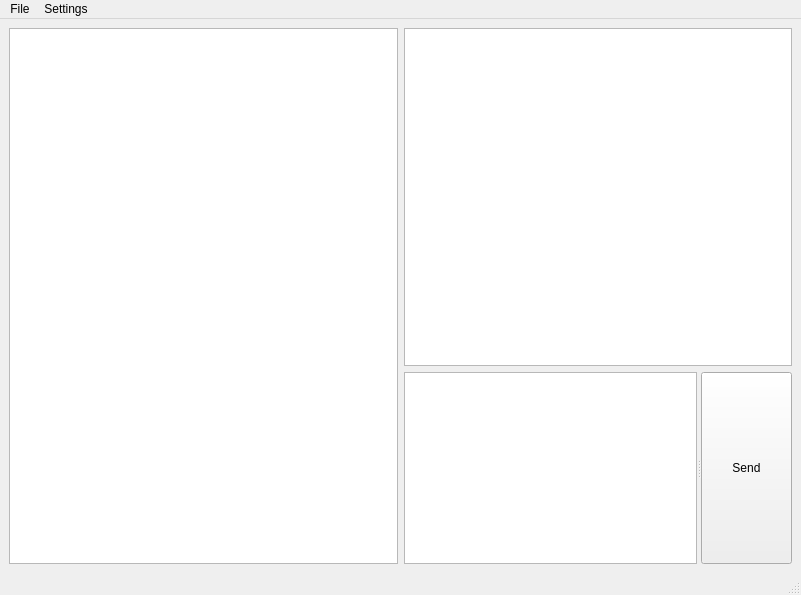
Qt form untitled.ui (hugofragata/secure-chat) before a commit.
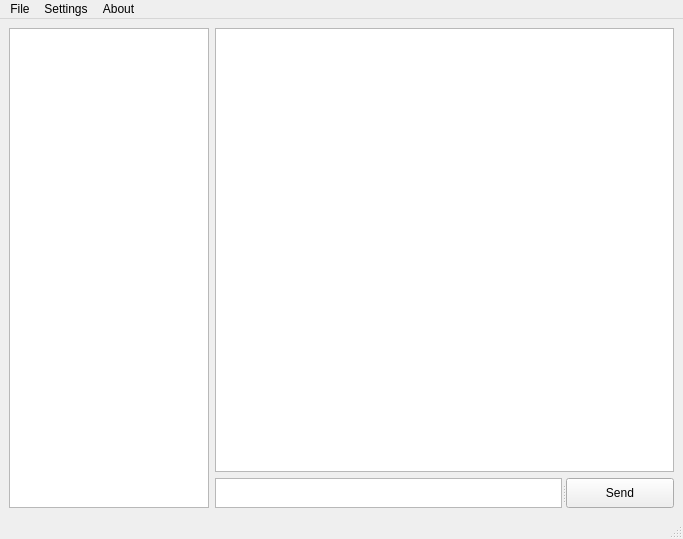
The same form after that commit.

Diff of the .ui file:
```diff
--- a/untitled.ui
+++ b/untitled.ui
@@ -6,8 +6,8 @@
    <rect>
     <x>0</x>
     <y>0</y>
-    <width>801</width>
-    <height>595</height>
+    <width>683</width>
+    <height>539</height>
    </rect>
   </property>
   <property name="windowTitle">
@@ -16,7 +16,32 @@
   <widget class="QWidget" name="centralwidget">
    <layout class="QHBoxLayout" name="horizontalLayout">
     <item>
-     <widget class="QListView" name="listView"/>
+     <widget class="QListView" name="listView">
+      <property name="sizePolicy">
+       <sizepolicy hsizetype="MinimumExpanding" vsizetype="Expanding">
+        <horstretch>1</horstretch>
+        <verstretch>0</verstretch>
+       </sizepolicy>
+      </property>
+      <property name="minimumSize">
+       <size>
+        <width>100</width>
+        <height>0</height>
+       </size>
+      </property>
+      <property name="maximumSize">
+       <size>
+        <width>200</width>
+        <height>16777215</height>
+       </size>
+      </property>
+      <property name="sizeIncrement">
+       <size>
+        <width>1</width>
+        <height>0</height>
+       </size>
+      </property>
+     </widget>
     </item>
     <item>
      <layout class="QVBoxLayout" name="verticalLayout">
@@ -24,7 +49,20 @@
        <enum>QLayout::SetNoConstraint</enum>
       </property>
       <item>
-       <widget class="QTextBrowser" name="textBrowser"/>
+       <widget class="QTextBrowser" name="textBrowser">
+        <property name="sizePolicy">
+         <sizepolicy hsizetype="Expanding" vsizetype="Expanding">
+          <horstretch>0</horstretch>
+          <verstretch>0</verstretch>
+         </sizepolicy>
+        </property>
+        <property name="minimumSize">
+         <size>
+          <width>300</width>
+          <height>0</height>
+         </size>
+        </property>
+       </widget>
       </item>
       <item>
        <widget class="QSplitter" name="splitter">
@@ -36,7 +74,7 @@
         </property>
         <widget class="QTextEdit" name="msgBox">
          <property name="sizePolicy">
-          <sizepolicy hsizetype="Expanding" vsizetype="MinimumExpanding">
+          <sizepolicy hsizetype="Expanding" vsizetype="Fixed">
            <horstretch>0</horstretch>
            <verstretch>0</verstretch>
           </sizepolicy>
@@ -47,6 +85,18 @@
            <height>0</height>
           </size>
          </property>
+         <property name="maximumSize">
+          <size>
+           <width>16777215</width>
+           <height>30</height>
+          </size>
+         </property>
+         <property name="sizeIncrement">
+          <size>
+           <width>0</width>
+           <height>1</height>
+          </size>
+         </property>
         </widget>
         <widget class="QPushButton" name="sendButton">
          <property name="text">
@@ -64,7 +114,7 @@
     <rect>
      <x>0</x>
      <y>0</y>
-     <width>801</width>
+     <width>683</width>
      <height>21</height>
     </rect>
    </property>
@@ -78,8 +128,14 @@
      <string>Settings</string>
     </property>
    </widget>
+   <widget class="QMenu" name="menuAbout">
+    <property name="title">
+     <string>About</string>
+    </property>
+   </widget>
    <addaction name="menuFile"/>
    <addaction name="menuSettings"/>
+   <addaction name="menuAbout"/>
   </widget>
   <widget class="QStatusBar" name="statusbar"/>
  </widget>
```
Left out of the diff: 2 changed lines with no effect on the pictures.
